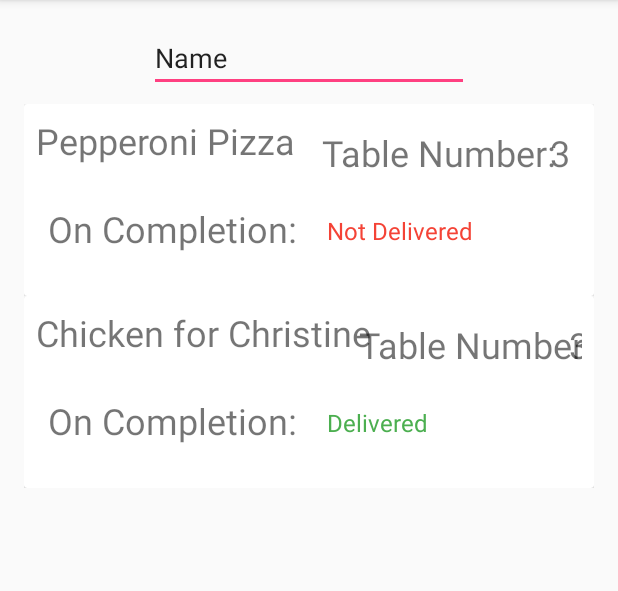
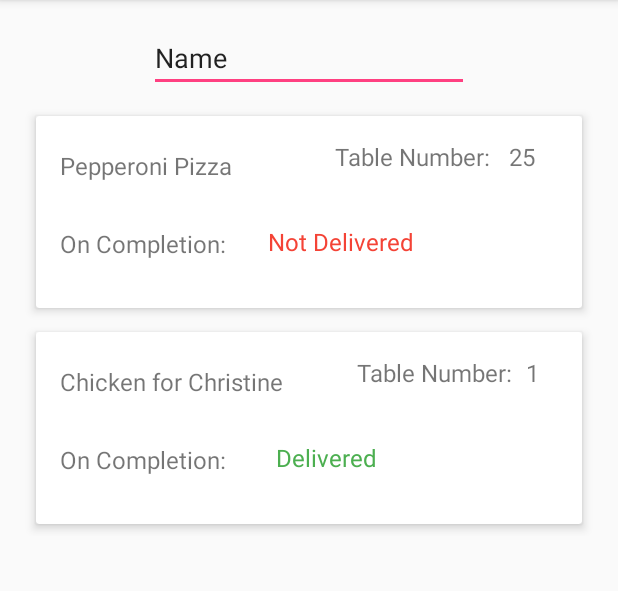
Before and after one commit to JBuhay34/FoodServed, an Android app: the screen it shows after launch (MainActivity), on a phone screen of 412 x 824 dp, the part 84-675 px from its top. Run offline under Robolectric (Android 15) with nearby library versions, the phone set to English and light mode, and no system bars.

Commit message:
Got the app to work by downgrading its compile version, reorganizing the list item view, and changing one minor mistake in the setText method of the table number.

```diff
--- a/app/build.gradle
+++ b/app/build.gradle
@@ -1,12 +1,12 @@
 apply plugin: 'com.android.application'
 
 android {
-    compileSdkVersion 26
+    compileSdkVersion 23
     buildToolsVersion "26.0.0"
     defaultConfig {
         applicationId "com.example.justinbuhay.foodserved"
         minSdkVersion 15
-        targetSdkVersion 26
+        targetSdkVersion 23
         versionCode 1
         versionName "1.0"
         testInstrumentationRunner "android.support.test.runner.AndroidJUnitRunner"
@@ -20,13 +20,13 @@ android {
 }
 
 dependencies {
-    compile fileTree(dir: 'libs', include: ['*.jar'])
+    compile fileTree(include: ['*.jar'], dir: 'libs')
     androidTestCompile('com.android.support.test.espresso:espresso-core:2.2.2', {
         exclude group: 'com.android.support', module: 'support-annotations'
     })
-    compile 'com.android.support:appcompat-v7:26.+'
+    compile 'com.android.support:appcompat-v7:23.0.0'
     compile 'com.android.support.constraint:constraint-layout:1.0.2'
-    compile 'com.android.support:cardview-v7:26.+'
-    compile 'com.android.support:recyclerview-v7:26.+'
+    compile 'com.android.support:cardview-v7:23.0.0'
+    compile 'com.android.support:recyclerview-v7:23.0.0'
     testCompile 'junit:junit:4.12'
 }
--- a/app/src/main/AndroidManifest.xml
+++ b/app/src/main/AndroidManifest.xml
@@ -6,7 +6,6 @@
         android:allowBackup="true"
         android:icon="@mipmap/ic_launcher"
         android:label="@string/app_name"
-        android:roundIcon="@mipmap/ic_launcher_round"
         android:supportsRtl="true"
         android:theme="@style/AppTheme">
         <activity android:name=".MainActivity">
--- a/app/src/main/java/com/example/justinbuhay/foodserved/FoodServedAdapter.java
+++ b/app/src/main/java/com/example/justinbuhay/foodserved/FoodServedAdapter.java
@@ -37,11 +37,15 @@ public class FoodServedAdapter extends RecyclerView.Adapter<FoodServedAdapter.Fo
     @Override
     public void onBindViewHolder(FoodViewHolder holder, int position) {
 
+
+
         FoodDescription tempFoodDescription = foodDescriptions.get(position);
+
+        int tableNumber = tempFoodDescription.getTableNumber();
 
         holder.foodTitleTextView.setText(tempFoodDescription.getFoodTitle());
 
-        holder.tableNumberTextView.setText(tempFoodDescription.getTableNumber());
+        holder.tableNumberTextView.setText(Integer.toString(tableNumber));
 
         determineOrderStatus(tempFoodDescription.getOnCompletion(), holder.completionStatusTextView);
 
--- a/app/src/main/res/layout/activity_main.xml
+++ b/app/src/main/res/layout/activity_main.xml
@@ -25,14 +25,16 @@
 
     <android.support.v7.widget.RecyclerView
         android:id="@+id/recycler_view"
-        android:layout_width="match_parent"
+        android:layout_width="0dp"
         android:layout_height="wrap_content"
         android:layout_marginLeft="8dp"
         app:layout_constraintLeft_toLeftOf="parent"
         android:layout_marginRight="8dp"
         app:layout_constraintRight_toRightOf="parent"
         android:layout_marginTop="8dp"
-        app:layout_constraintTop_toBottomOf="@+id/editText">
+        app:layout_constraintTop_toBottomOf="@+id/editText"
+        android:layout_marginStart="8dp"
+        android:layout_marginEnd="8dp">
 
     </android.support.v7.widget.RecyclerView>
 </android.support.constraint.ConstraintLayout>
--- a/app/src/main/res/layout/food_card_item_view.xml
+++ b/app/src/main/res/layout/food_card_item_view.xml
@@ -10,6 +10,7 @@
         android:layout_width="match_parent"
         android:layout_height="128dp"
         app:cardElevation="4dp"
+        android:layout_margin="8dp"
         android:background="@color/cardview_light_background">
 
         <android.support.constraint.ConstraintLayout
@@ -25,7 +26,14 @@
                 android:fontFamily="sans-serif"
                 android:paddingBottom="8dp"
                 android:text="@string/food_title_example"
-                android:textSize="24sp" />
+                android:textSize="16sp"
+                app:layout_constraintTop_toTopOf="parent"
+                android:layout_marginTop="8dp"
+                app:layout_constraintBottom_toBottomOf="parent"
+                android:layout_marginBottom="8dp"
+                app:layout_constraintVertical_bias="0.094"
+                android:layout_marginLeft="8dp"
+                app:layout_constraintLeft_toLeftOf="parent" />
 
             <TextView
                 android:id="@+id/table_number_text_view"
@@ -34,12 +42,13 @@
                 android:layout_marginLeft="8dp"
                 android:layout_marginRight="8dp"
                 android:layout_marginTop="8dp"
-                android:paddingBottom="8dp"
                 android:text="@string/table_number"
-                android:textSize="24sp"
+                android:gravity="center"
+                android:textSize="16sp"
                 app:layout_constraintLeft_toRightOf="@+id/food_title_text_view"
                 app:layout_constraintRight_toRightOf="parent"
-                app:layout_constraintTop_toTopOf="parent" />
+                app:layout_constraintTop_toTopOf="parent"
+                app:layout_constraintHorizontal_bias="0.571" />
 
             <TextView
                 android:id="@+id/on_completion_text_view"
@@ -49,7 +58,7 @@
                 android:layout_marginLeft="8dp"
                 android:layout_marginTop="5dp"
                 android:text="@string/on_completion"
-                android:textSize="24sp"
+                android:textSize="16sp"
                 app:layout_constraintBottom_toBottomOf="parent"
                 app:layout_constraintLeft_toLeftOf="parent"
                 app:layout_constraintTop_toBottomOf="@+id/food_title_text_view" />
@@ -58,27 +67,36 @@
                 android:id="@+id/completion_status_text_view"
                 android:layout_width="wrap_content"
                 android:layout_height="wrap_content"
-                android:layout_marginBottom="16dp"
-                android:layout_marginLeft="20dp"
-                android:layout_marginTop="8dp"
+                android:layout_marginBottom="8dp"
+                android:layout_marginLeft="8dp"
+                android:layout_marginRight="8dp"
+                android:layout_marginTop="16dp"
                 android:text="@string/not_delivered"
                 android:textColor="@android:color/holo_red_dark"
                 android:textSize="16sp"
                 app:layout_constraintBottom_toBottomOf="parent"
+                app:layout_constraintHorizontal_bias="0.173"
                 app:layout_constraintLeft_toRightOf="@+id/on_completion_text_view"
-                app:layout_constraintTop_toBottomOf="@+id/table_number_text_view" />
+                app:layout_constraintRight_toRightOf="parent"
+                app:layout_constraintTop_toBottomOf="@+id/table_number_text_view"
+                app:layout_constraintVertical_bias="0.511" />
 
             <TextView
                 android:id="@+id/table_exact_number_text_view"
                 android:layout_width="wrap_content"
                 android:layout_height="wrap_content"
                 android:layout_marginRight="12dp"
-                android:layout_marginTop="8dp"
+                android:layout_marginTop="4dp"
+                android:padding="4dp"
                 android:text="3"
-                android:textSize="24sp"
+                android:textSize="16sp"
                 app:layout_constraintLeft_toRightOf="@+id/table_number_text_view"
                 app:layout_constraintRight_toRightOf="parent"
-                app:layout_constraintTop_toTopOf="parent" />
+                app:layout_constraintTop_toTopOf="parent"
+                app:layout_constraintHorizontal_bias="0.522"
+                app:layout_constraintBottom_toBottomOf="parent"
+                android:layout_marginBottom="8dp"
+                app:layout_constraintVertical_bias="0.0" />
 
         </android.support.constraint.ConstraintLayout>
 
```
